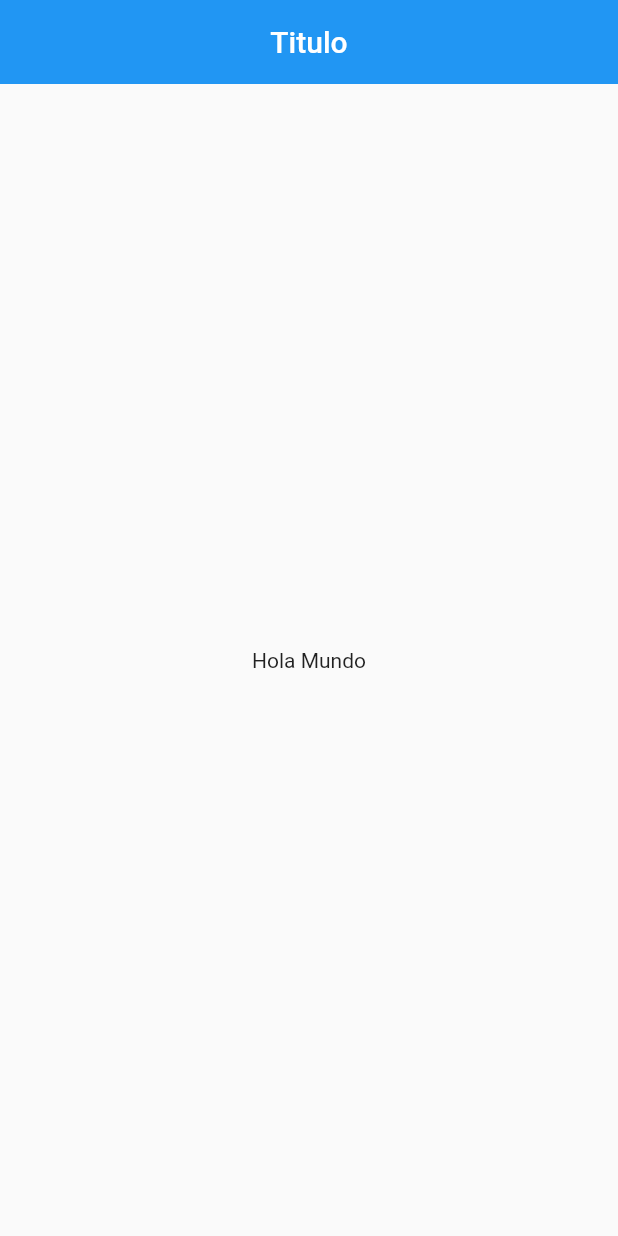
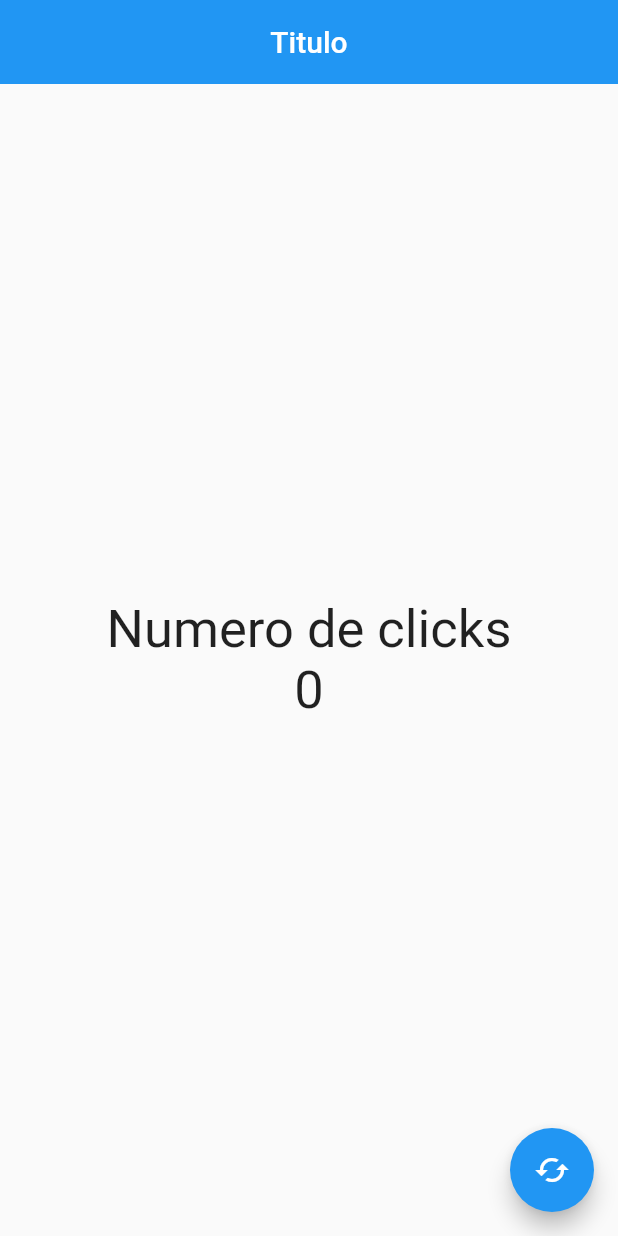
Before and after one commit to stiven212/flutter_project, a Flutter app: the screen it shows after launch, on a phone screen of 412 x 824 dp. Run offline on Flutter 3.47's test engine with Material 2 defaults, Android fonts, the phone set to English and light mode, and no system bars.

Commit message:
Button added

```diff
--- a/lib/src/pages/home_page.dart
+++ b/lib/src/pages/home_page.dart
@@ -1,6 +1,8 @@
 import 'package:flutter/material.dart';
 
 class HomePage extends StatelessWidget {
+  TextStyle estiloTexto = TextStyle(fontSize: 35);
+
   @override
   Widget build(BuildContext context) {
     return Scaffold(
@@ -10,7 +12,24 @@ class HomePage extends StatelessWidget {
         elevation: 0.0,
       ),
       body: Center(
-        child: Text('Hola Mundo'),
+          child: Column(
+        mainAxisAlignment: MainAxisAlignment.center,
+        children: [
+          Text(
+            'Numero de clicks',
+            style: estiloTexto,
+          ),
+          Text(
+            '0',
+            style: estiloTexto,
+          )
+        ],
+      )),
+      floatingActionButton: FloatingActionButton(
+        child: Icon(Icons.cached),
+        onPressed: () {
+          print('Hola Mundo!');
+        },
       ),
     );
   }
```
